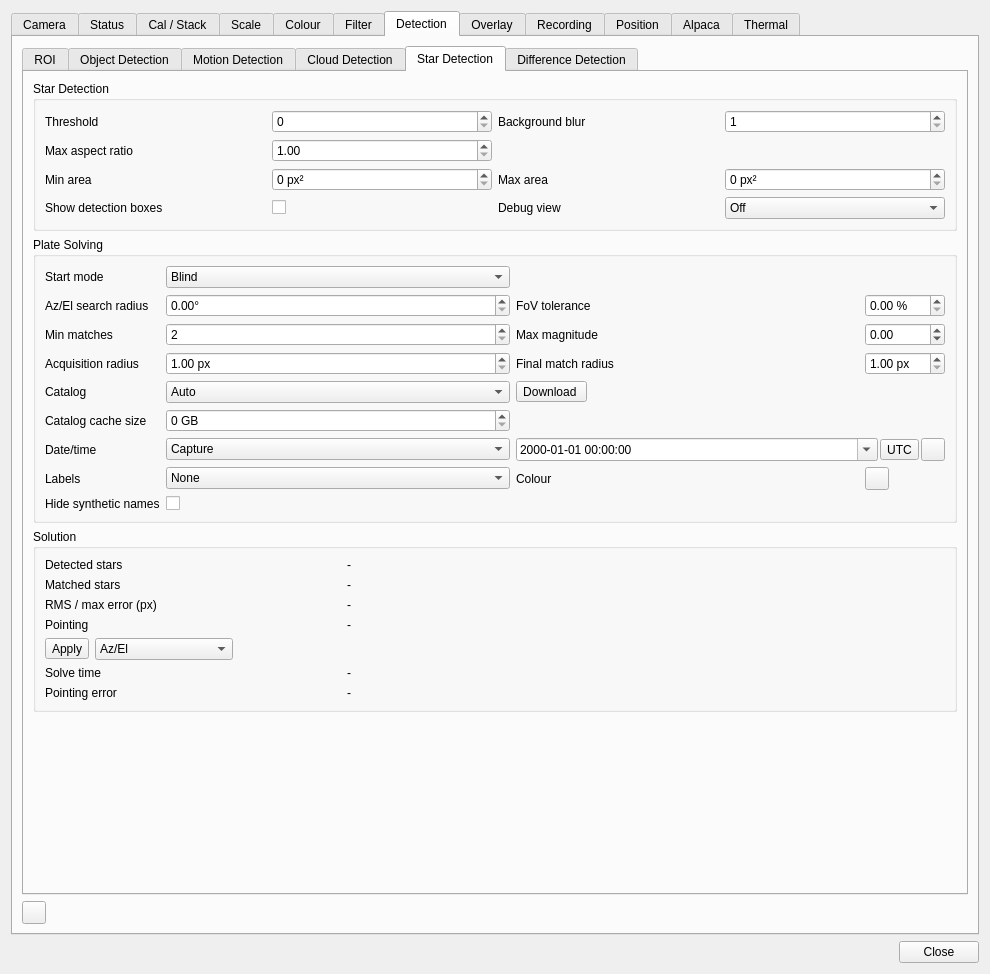
Before: the Qt Designer form plugins/feature/camera/camerasettingsdialog.ui in srcejon/sdrangel, drawn with Qt 5.
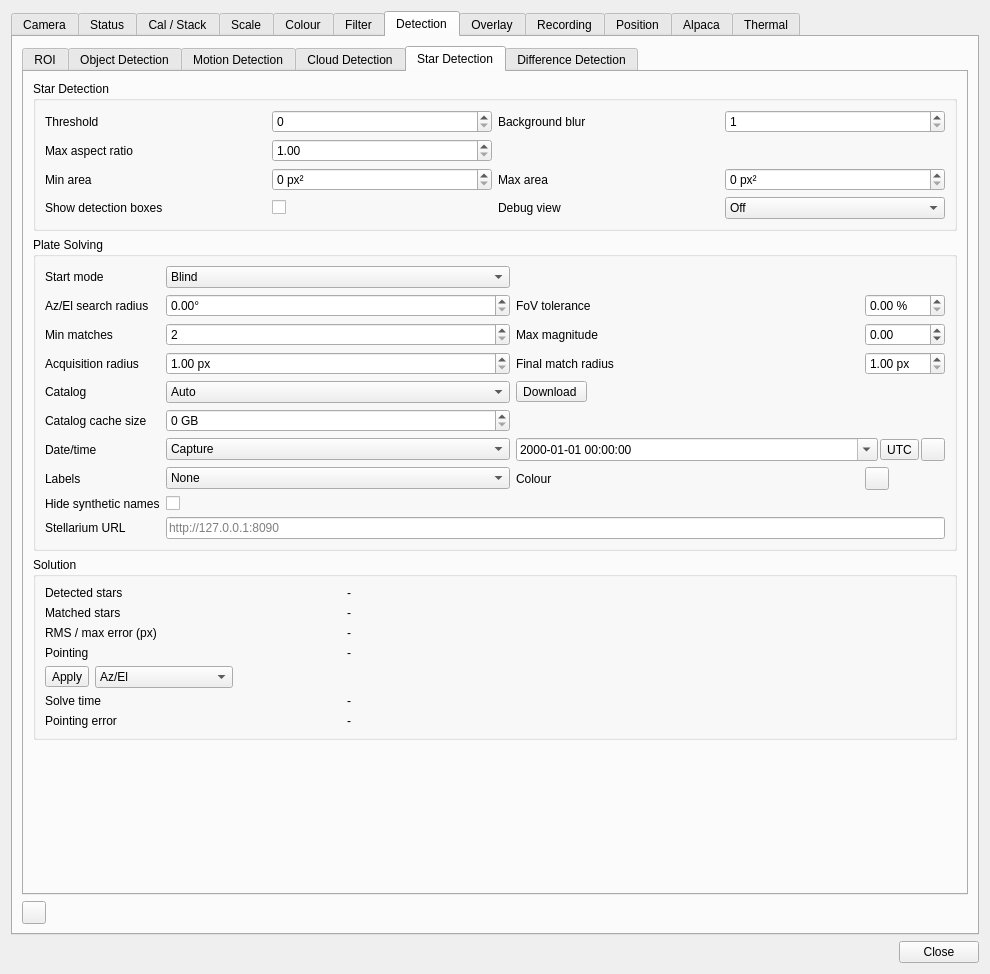
After: the same form once the commit is applied. The open tabs and pages were chosen to show the change. Icons and pictures are not drawn. Custom widgets are drawn as their Qt base class.

Commit message: Add Stellarium star context action

Patch:
```diff
--- a/plugins/feature/camera/camerasettingsdialog.ui
+++ b/plugins/feature/camera/camerasettingsdialog.ui
@@ -5721,6 +5721,23 @@
                 </property>
                </widget>
               </item>
+              <item row="11" column="0">
+               <widget class="QLabel" name="stellariumRemoteControlUrlLabel">
+                <property name="text">
+                 <string>Stellarium URL</string>
+                </property>
+               </widget>
+              </item>
+              <item row="11" column="1" colspan="3">
+               <widget class="QLineEdit" name="stellariumRemoteControlUrlEdit">
+                <property name="toolTip">
+                 <string>Root URL of Stellarium's Remote Control service. The Remote Control plugin must be enabled in Stellarium.</string>
+                </property>
+                <property name="placeholderText">
+                 <string>http://127.0.0.1:8090</string>
+                </property>
+               </widget>
+              </item>
              </layout>
             </widget>
            </item>
```
The commit also changes 9 other files.
